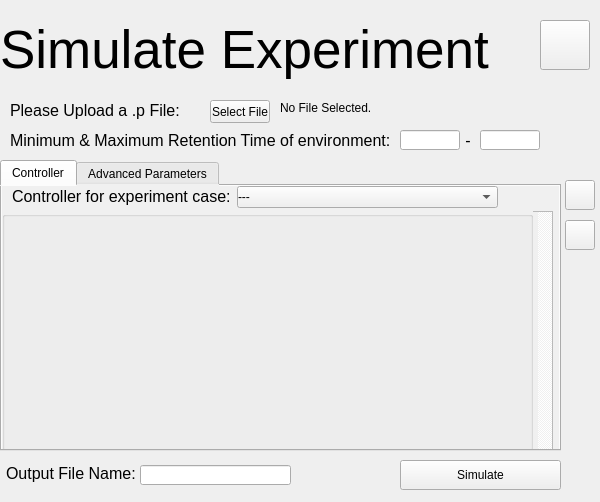
Adam-Tem/vimmsVisualised, file vimmsVisualisedGUI/SimulatePage.ui: the form before one commit.
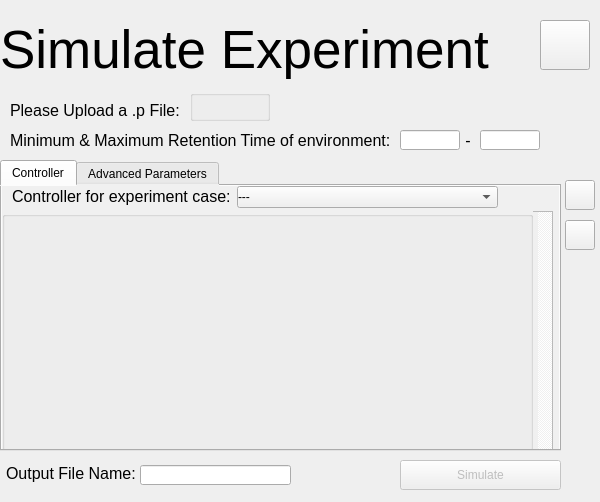
The form after the commit.

Diff of the .ui file:
```diff
--- a/vimmsVisualisedGUI/SimulatePage.ui
+++ b/vimmsVisualisedGUI/SimulatePage.ui
@@ -65,32 +65,6 @@
     <string>Please Upload a .p File:</string>
    </property>
   </widget>
-  <widget class="QPushButton" name="SelectFileButton">
-   <property name="geometry">
-    <rect>
-     <x>210</x>
-     <y>100</y>
-     <width>60</width>
-     <height>23</height>
-    </rect>
-   </property>
-   <property name="text">
-    <string>Select File</string>
-   </property>
-  </widget>
-  <widget class="QLabel" name="FileNameLabel">
-   <property name="geometry">
-    <rect>
-     <x>280</x>
-     <y>100</y>
-     <width>261</width>
-     <height>16</height>
-    </rect>
-   </property>
-   <property name="text">
-    <string>No File Selected.</string>
-   </property>
-  </widget>
   <widget class="QLabel" name="MinRTLabel">
    <property name="geometry">
     <rect>
@@ -1013,6 +987,9 @@
    </widget>
   </widget>
   <widget class="QPushButton" name="SimulateButton">
+   <property name="enabled">
+    <bool>false</bool>
+   </property>
    <property name="geometry">
     <rect>
      <x>400</x>
@@ -1053,6 +1030,29 @@
     </rect>
    </property>
   </widget>
+  <widget class="QGroupBox" name="PUploadGroupBox">
+   <property name="geometry">
+    <rect>
+     <x>190</x>
+     <y>90</y>
+     <width>80</width>
+     <height>31</height>
+    </rect>
+   </property>
+   <property name="sizePolicy">
+    <sizepolicy hsizetype="Expanding" vsizetype="Preferred">
+     <horstretch>0</horstretch>
+     <verstretch>0</verstretch>
+    </sizepolicy>
+   </property>
+   <property name="styleSheet">
+    <string notr="true">padding: 0; 
+background-color: rgb(240, 240, 240);</string>
+   </property>
+   <property name="title">
+    <string/>
+   </property>
+  </widget>
  </widget>
  <resources/>
  <connections/>
```
